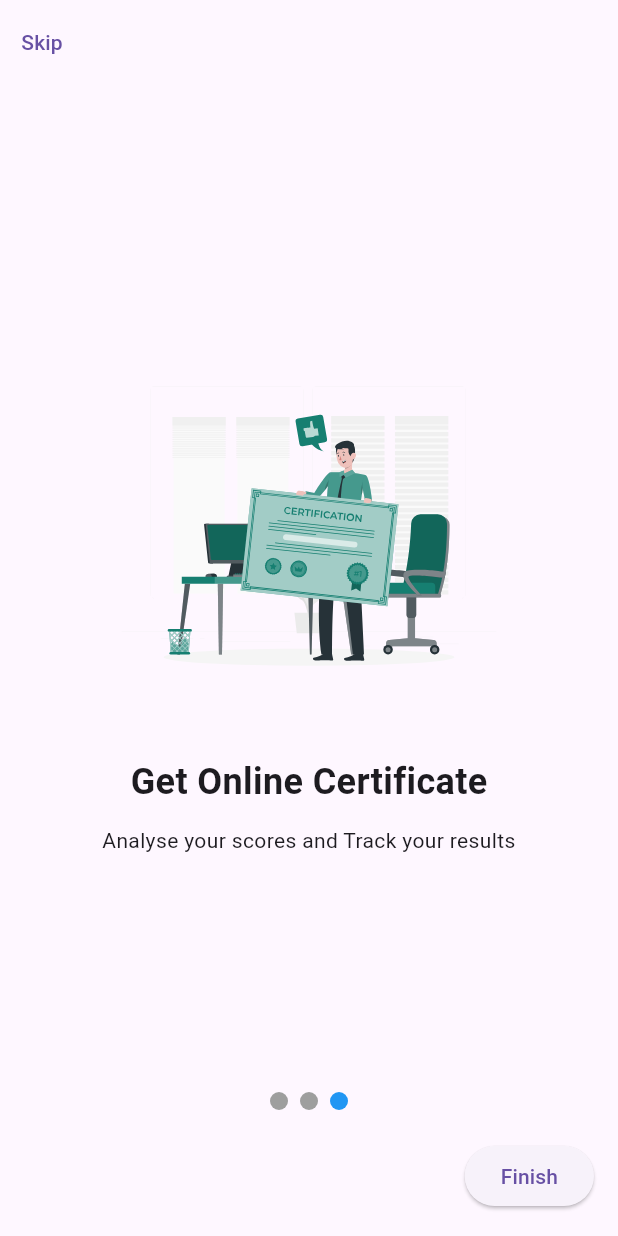
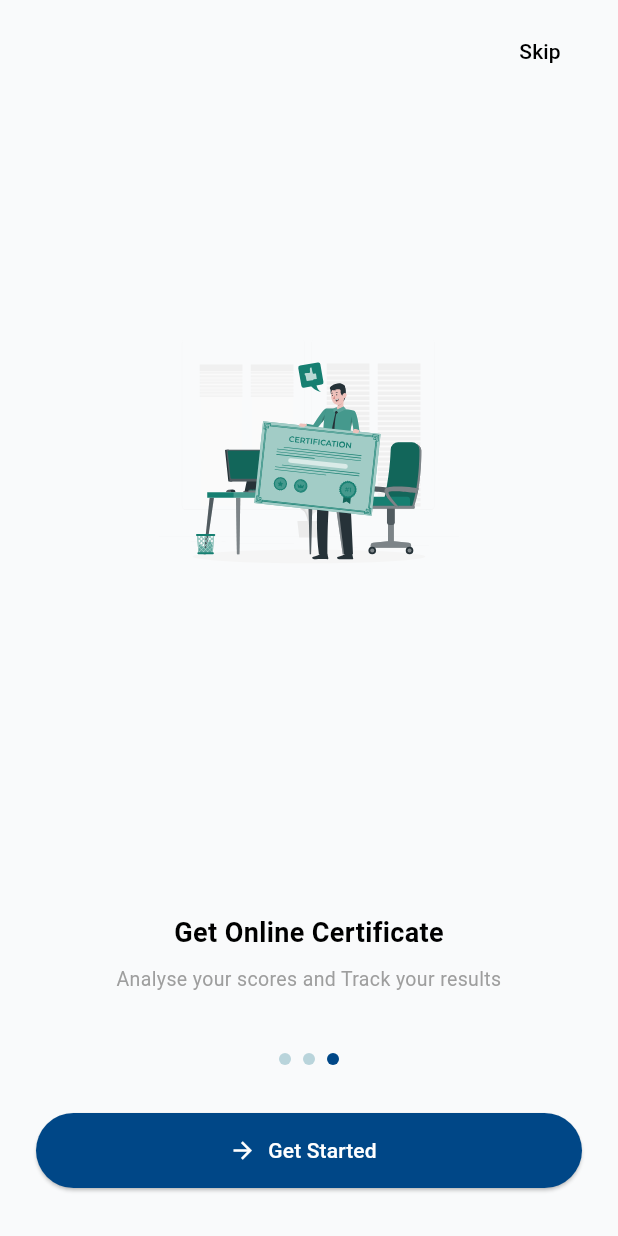
Before and after one commit to shahdTa3dev/E-learning, a Flutter app: the screen it shows after launch, swiped to page 3, on a phone screen of 412 x 824 dp. Run offline on Flutter 3.47's test engine with Material 3 defaults, Android fonts, the light colour scheme and no system bars; drawn by our look-alikes of smooth_page_indicator; our stand-ins replace flutter_svg.

Commit message:
Refactor onboarding screen to improve layout and navigation; reduce splash screen timer duration

```diff
--- a/e_learning_app/lib/onbording/smooth_page_indicator.dart
+++ b/e_learning_app/lib/onbording/smooth_page_indicator.dart
@@ -1,5 +1,6 @@
 import 'package:e_learning_app/login_page.dart';
 import 'intro_item_data.dart';
+import "../theme/app_colors.dart";
 import 'package:flutter/material.dart';
 import 'package:flutter_svg/flutter_svg.dart';
 import 'package:smooth_page_indicator/smooth_page_indicator.dart';
@@ -18,7 +19,7 @@ class _IntroductionScreenState extends State<IntroductionScreen> {
   final List<IntroItemData> _pages = const [
     IntroItemData(
       title: "Online Learning",
-      description: "We Provide Classes Online Classes and Pre Recorded Leactures.!",
+      description: "We Provide Classes Online Classes and Pre Recorded Lectures.!",
       imagePath: "assets/images/onlinelearning.svg",
     ),
     IntroItemData(
@@ -34,11 +35,7 @@ class _IntroductionScreenState extends State<IntroductionScreen> {
   ];
 
   void _skip() {
-    _pageController.animateToPage(
-      _pages.length - 1,
-      duration: const Duration(milliseconds: 500),
-      curve: Curves.easeInOut,
-    );
+    _pageController.jumpToPage(_pages.length - 1);
   }
 
   void _onNext() {
@@ -61,33 +58,47 @@ class _IntroductionScreenState extends State<IntroductionScreen> {
     );
   }
 
-  @override
-  void dispose() {
-    _pageController.dispose();
-    super.dispose();
-  }
-
-  Widget buildImage(String path) {
-    return SvgPicture.asset(
-      path,
-      height: 250,
-      fit: BoxFit.contain,
+  Widget buildPage(IntroItemData data) {
+    return Column(
+      mainAxisAlignment: MainAxisAlignment.center,
+      children: [
+        const Spacer(),
+        SvgPicture.asset(
+          data.imagePath,
+          height: 200,
           placeholderBuilder: (context) => const CircularProgressIndicator(),
+        ),
+        const Spacer(),
+        Text(
+          data.title,
+          style: const TextStyle(
+            fontSize: 18,
+            fontWeight: FontWeight.w700,
+            color: Colors.black,
+          ),
+        ),
+        const SizedBox(height: 8),
+        Padding(
+          padding: const EdgeInsets.symmetric(horizontal: 32),
+          child: Text(
+            data.description,
+            textAlign: TextAlign.center,
+            style: const TextStyle(fontSize: 13, color: Colors.grey),
+          ),
+        ),
+        const SizedBox(height: 40),
+      ],
     );
   }
 
   @override
   Widget build(BuildContext context) {
     return Scaffold(
-      appBar: AppBar(
-        leading: TextButton(
-          onPressed: _skip,
-          child: const Text("Skip"),
-        ),
-      ),
-      body: Padding(
-        padding: const EdgeInsets.all(16.0),
-        child: Column(
+      backgroundColor: const Color(0xFFF9FAFB),
+      body: SafeArea(
+        child: Stack(
+          children: [
+            Column(
               children: [
                 Expanded(
                   child: PageView.builder(
@@ -98,46 +109,58 @@ class _IntroductionScreenState extends State<IntroductionScreen> {
                         _currentIndex = index;
                       });
                     },
-                itemBuilder: (context, index) {
-                  return Column(
-                    mainAxisAlignment: MainAxisAlignment.center,
-                    children: [
-                      buildImage(_pages[index].imagePath),
-                      const SizedBox(height: 24),
-                      Text(
-                        _pages[index].title,
-                        style: const TextStyle(
-                          fontSize: 24,
-                          fontWeight: FontWeight.bold,
-                        ),
-                      ),
-                      const SizedBox(height: 12),
-                      Text(
-                        _pages[index].description,
-                        textAlign: TextAlign.center,
-                      ),
-                    ],
-                  );
-                },
+                    itemBuilder: (context, index) => buildPage(_pages[index]),
                   ),
                 ),
                 SmoothPageIndicator(
                   controller: _pageController,
                   count: _pages.length,
                   effect: const WormEffect(
-                dotHeight: 12,
-                dotWidth: 12,
-                dotColor: Colors.grey,
-                activeDotColor: Colors.blue,
+                    dotHeight: 8,
+                    dotWidth: 8,
+                    dotColor:AppColors.lightBlueGray,
+                    activeDotColor: AppColors.navyBlue,
                   ),
                 ),
-            const SizedBox(height: 20),
-            Align(
+                const SizedBox(height: 32),
+                Padding(
+                  padding: const EdgeInsets.symmetric(horizontal: 24.0),
+                  child: _currentIndex == _pages.length - 1
+                      ? ElevatedButton.icon(
+                          onPressed: _onFinish,
+                            icon: const Icon(Icons.arrow_forward, color: Colors.white),
+                            label: const Text(
+                            "Get Started",
+                            style: TextStyle(color: Colors.white),
+                            ),
+                          style: ElevatedButton.styleFrom(
+                            backgroundColor:AppColors.navyBlue,
+                            minimumSize: const Size(double.infinity, 50),
+                            shape: RoundedRectangleBorder(
+                              borderRadius: BorderRadius.circular(50),
+                            ),
+                          ),
+                        )
+                      : Align(
                           alignment: Alignment.centerRight,
-              child: ElevatedButton(
+                          child: FloatingActionButton(
                             onPressed: _onNext,
-                child: Text(
-                  _currentIndex == _pages.length - 1 ? "Finish" : "Next",
+                            backgroundColor: AppColors.navyBlue,
+                            child: const Icon(Icons.arrow_forward, color :Colors.white ),
+                          ),
+                        ),
+                ),
+                const SizedBox(height: 32),
+              ],
+            ),
+            Positioned(
+              top: 10,
+              right: 20,
+              child: TextButton(
+                onPressed: _skip,
+                child: const Text(
+                  "Skip",
+                  style: TextStyle(color: Colors.black),
                 ),
               ),
             ),
--- a/e_learning_app/lib/splash.dart
+++ b/e_learning_app/lib/splash.dart
@@ -15,7 +15,7 @@ class _SplashScreenState extends State<SplashScreen> {
   @override
   void initState() {
     super.initState();
-    Timer(const Duration(seconds: 3), () {
+    Timer(const Duration(seconds:2), () {
       Navigator.of(context).pushReplacement(
         MaterialPageRoute(builder: (context) => const IntroductionScreen()),
       );
```
Lines whose indentation alone changed are shown as unchanged.
